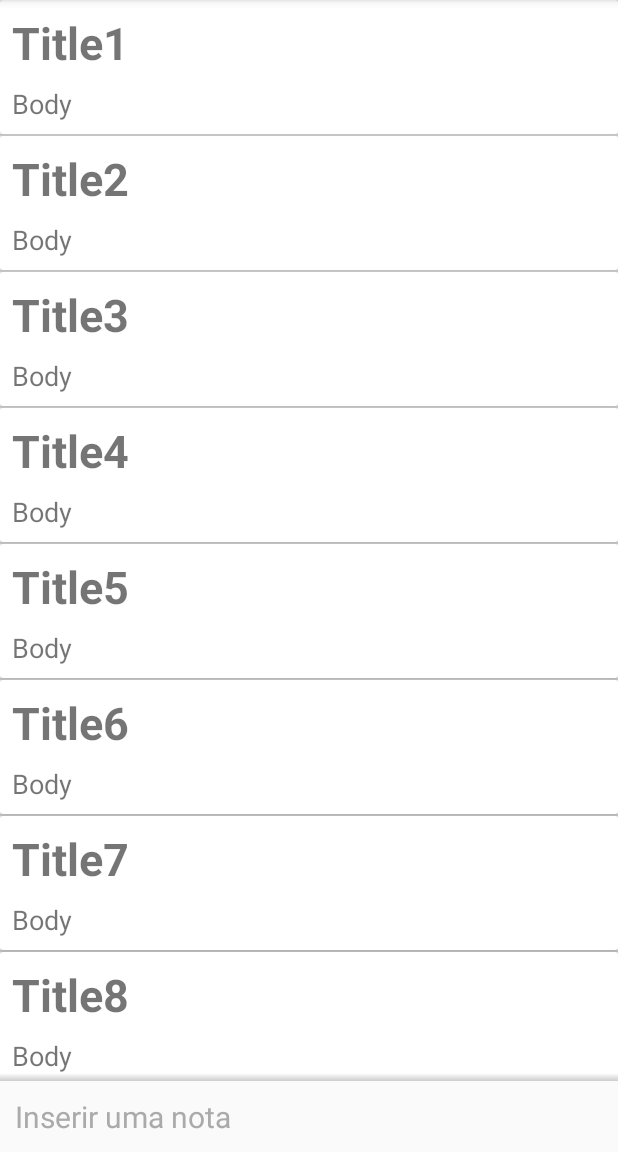
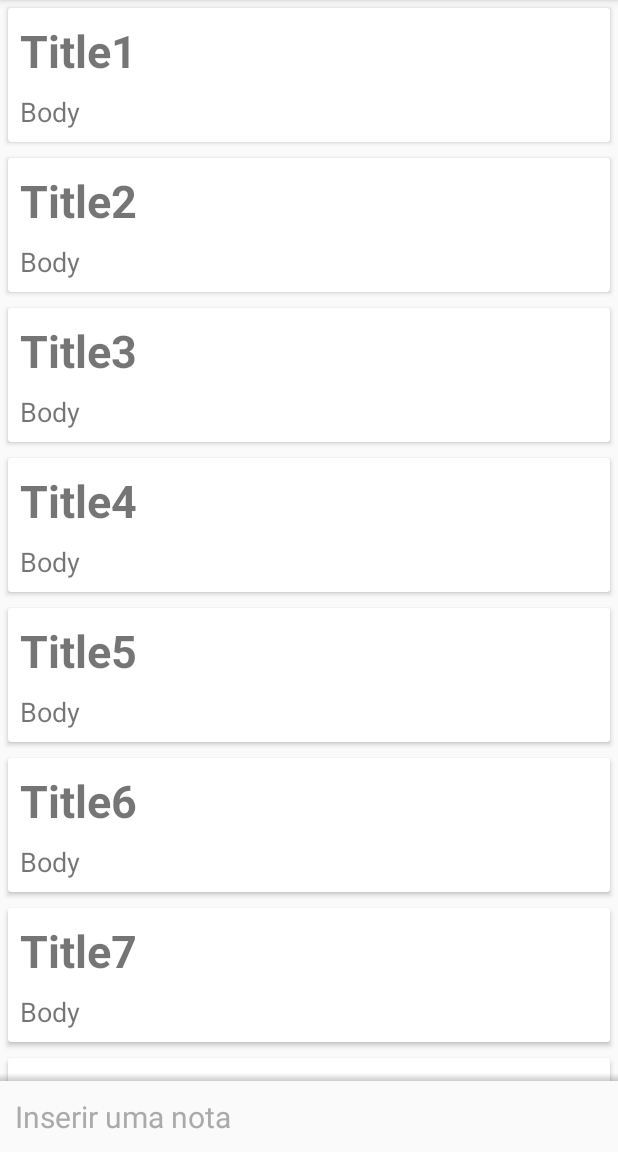
Before and after one commit to NailsonFerreira/projeto-ceep, an Android app: the screen it shows after launch (ListaNotasActivity), on a phone screen of 412 x 824 dp, the part 84-1236 px from its top. Run offline under Robolectric (Android 15) with nearby library versions, the phone set to English and light mode, and no system bars.

Commit message:
Conhecendo o RecycleView mod4/1 aula 2 completa

```diff
--- a/app/build.gradle
+++ b/app/build.gradle
@@ -26,4 +26,5 @@ dependencies {
     androidTestImplementation 'com.android.support.test:runner:1.0.2'
     androidTestImplementation 'com.android.support.test.espresso:espresso-core:3.0.2'
     implementation 'com.android.support:cardview-v7:28.0.0'
+    implementation 'com.android.support:recyclerview-v7:28.0.0'
 }
--- a/app/src/main/java/br/com/alura/ceep/ui/activity/ListaNotasActivity.java
+++ b/app/src/main/java/br/com/alura/ceep/ui/activity/ListaNotasActivity.java
@@ -1,17 +1,16 @@
 package br.com.alura.ceep.ui.activity;
 
+import android.os.Bundle;
 import android.support.v7.app.AppCompatActivity;
-import android.os.Bundle;
-import android.view.View;
-import android.widget.ArrayAdapter;
-import android.widget.ListView;
+import android.support.v7.widget.LinearLayoutManager;
+import android.support.v7.widget.RecyclerView;
 
 import java.util.List;
 
 import br.com.alura.ceep.R;
 import br.com.alura.ceep.dao.NotaDAO;
 import br.com.alura.ceep.model.Nota;
-import br.com.alura.ceep.ui.adapter.ListaNotasAdapter;
+import br.com.alura.ceep.ui.activity.recyclerView.ListaNotasAdapter;
 
 public class ListaNotasActivity extends AppCompatActivity {
 
@@ -20,7 +19,7 @@ public class ListaNotasActivity extends AppCompatActivity {
         super.onCreate(savedInstanceState);
         setContentView(R.layout.activity_lista_notas);
 
-        ListView listaNotas = findViewById(R.id.listView);
+        RecyclerView listaNotas = findViewById(R.id.lista_notas_recycleview);
         NotaDAO dao = new NotaDAO();
 
         for(int i = 1;i < 10000; i++) {
@@ -31,5 +30,7 @@ public class ListaNotasActivity extends AppCompatActivity {
         List<Nota> todasNostas = dao.todos();
 
         listaNotas.setAdapter(new ListaNotasAdapter(this, todasNostas));
+        LinearLayoutManager layoutManager = new LinearLayoutManager(this);
+        listaNotas.setLayoutManager(layoutManager);
     }
 }
--- /dev/null
+++ b/app/src/main/java/br/com/alura/ceep/ui/activity/recyclerView/ListaNotasAdapter.java
@@ -0,0 +1,60 @@
+package br.com.alura.ceep.ui.activity.recyclerView;
+
+import android.content.Context;
+import android.support.annotation.NonNull;
+import android.support.v7.widget.RecyclerView;
+import android.view.LayoutInflater;
+import android.view.View;
+import android.view.ViewGroup;
+import android.widget.TextView;
+
+import java.util.List;
+import java.util.zip.Inflater;
+
+import br.com.alura.ceep.R;
+import br.com.alura.ceep.model.Nota;
+
+public class ListaNotasAdapter extends RecyclerView.Adapter {
+
+    private List<Nota> notas;
+    private Context context;
+
+    public ListaNotasAdapter (Context context, List<Nota> notas){
+        this.context = context;
+
+        this.notas = notas;
+    }
+
+    @NonNull
+    @Override
+    public RecyclerView.ViewHolder onCreateViewHolder(@NonNull ViewGroup parent, int i) {
+        View viewCriada = LayoutInflater.from(context).inflate(R.layout.item_nota, parent, false);
+
+        return new NotaViewHolder(viewCriada);
+    }
+
+    @Override
+    public void onBindViewHolder(@NonNull RecyclerView.ViewHolder holder, int position) {
+        Nota nota = notas.get(position);
+
+        TextView titulo = holder.itemView.findViewById(R.id.item_nota_titulo);
+        titulo.setText(nota.getTitulo());
+
+        TextView descricao = holder.itemView.findViewById(R.id.item_nota_descricao);
+        descricao.setText(nota.getDescricao());
+
+
+    }
+
+    @Override
+    public int getItemCount() {
+        return notas.size();
+    }
+
+    class NotaViewHolder extends RecyclerView.ViewHolder {
+        public NotaViewHolder(@NonNull View itemView) {
+            super(itemView);
+        }
+    }
+
+}
--- a/app/src/main/res/layout/activity_lista_notas.xml
+++ b/app/src/main/res/layout/activity_lista_notas.xml
@@ -6,8 +6,8 @@
     android:layout_height="match_parent"
     tools:context=".ui.activity.ListaNotasActivity">
 
-    <ListView
-        android:id="@+id/listView"
+    <android.support.v7.widget.RecyclerView
+        android:id="@+id/lista_notas_recycleview"
         android:layout_width="0dp"
         android:layout_height="0dp"
         app:layout_constraintBottom_toTopOf="@id/lista_notas_insere_nota"
```
